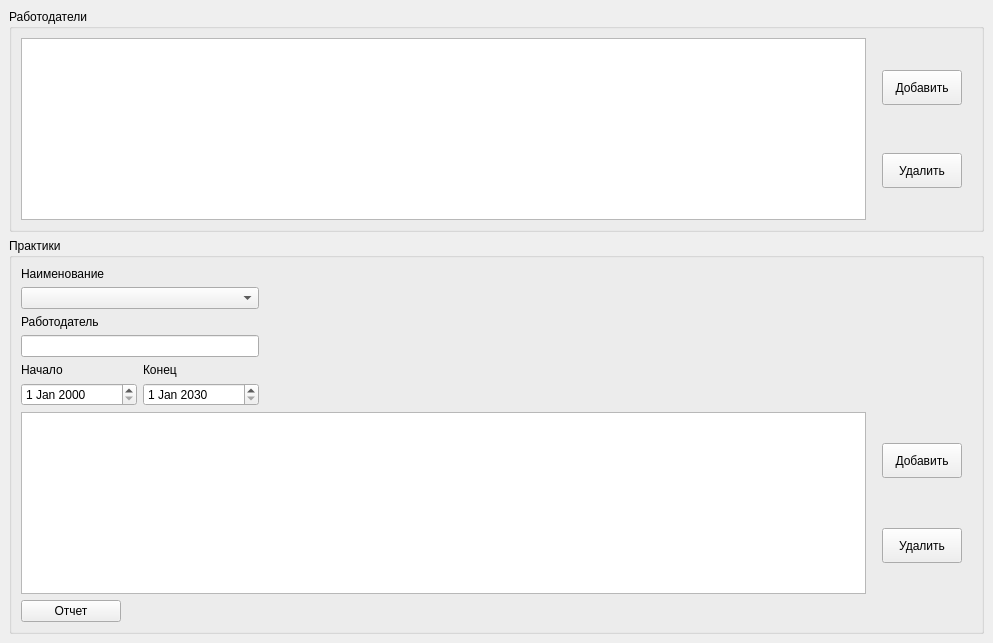
7enSmile/clientVKR, file ui/mainwindow.ui: the form before one commit.
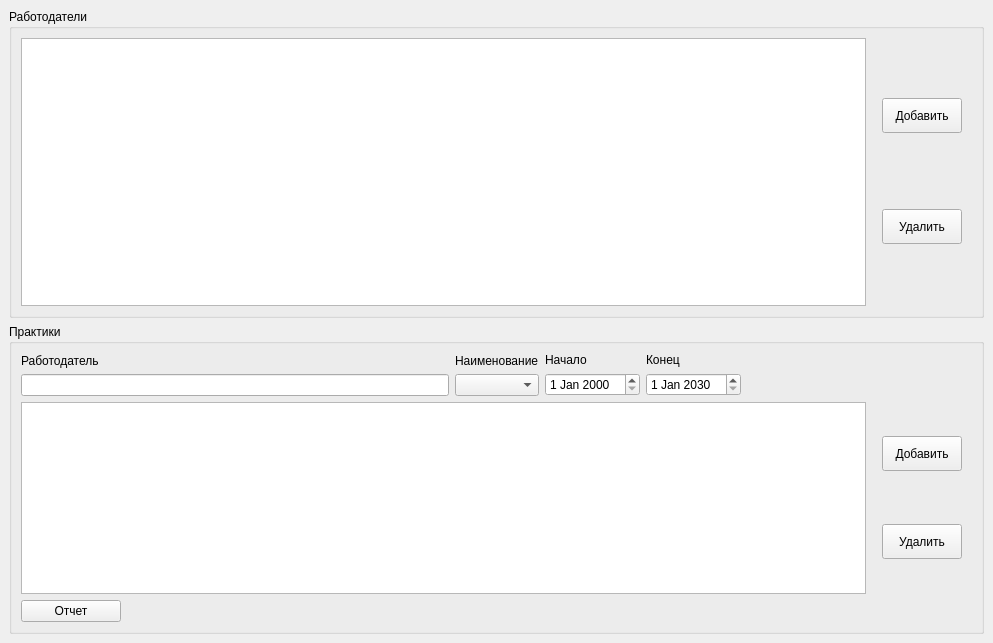
The form after the commit.

Commit message: измен интерфейс

```diff
--- a/ui/mainwindow.ui
+++ b/ui/mainwindow.ui
@@ -156,21 +156,6 @@
        <item>
         <layout class="QHBoxLayout" name="horizontalLayout_6">
          <item>
-          <layout class="QVBoxLayout" name="verticalLayout_8">
-           <item>
-            <widget class="QLabel" name="label_4">
-             <property name="text">
-              <string>Наименование</string>
-             </property>
-            </widget>
-           </item>
-           <item>
-            <widget class="QComboBox" name="comboBoxName"/>
-           </item>
-           <item>
-            <layout class="QVBoxLayout" name="verticalLayout_10"/>
-           </item>
-           <item>
             <layout class="QVBoxLayout" name="verticalLayout_5">
              <item>
               <widget class="QLabel" name="label">
@@ -184,6 +169,20 @@
              </item>
             </layout>
            </item>
+         <item>
+          <layout class="QVBoxLayout" name="verticalLayout_8">
+           <item>
+            <widget class="QLabel" name="label_4">
+             <property name="text">
+              <string>Наименование</string>
+             </property>
+            </widget>
+           </item>
+           <item>
+            <widget class="QComboBox" name="comboBoxName"/>
+           </item>
+          </layout>
+         </item>
            <item>
             <layout class="QHBoxLayout" name="horizontalLayout_5">
              <item>
@@ -222,36 +221,6 @@
                </item>
               </layout>
              </item>
-            </layout>
-           </item>
-          </layout>
-         </item>
-         <item>
-          <spacer name="horizontalSpacer_5">
-           <property name="orientation">
-            <enum>Qt::Horizontal</enum>
-           </property>
-           <property name="sizeHint" stdset="0">
-            <size>
-             <width>40</width>
-             <height>20</height>
-            </size>
-           </property>
-          </spacer>
-         </item>
-         <item>
-          <spacer name="horizontalSpacer_4">
-           <property name="orientation">
-            <enum>Qt::Horizontal</enum>
-           </property>
-           <property name="sizeHint" stdset="0">
-            <size>
-             <width>40</width>
-             <height>20</height>
-            </size>
-           </property>
-          </spacer>
-         </item>
          <item>
           <spacer name="horizontalSpacer_3">
            <property name="orientation">
@@ -267,15 +236,26 @@
          </item>
         </layout>
        </item>
+        </layout>
+       </item>
        <item>
         <layout class="QHBoxLayout" name="horizontalLayout_4">
          <item>
           <layout class="QHBoxLayout" name="horizontalLayout">
            <item>
             <widget class="QTableView" name="tableViewPractice">
+             <property name="autoScroll">
+              <bool>true</bool>
+             </property>
+             <property name="autoScrollMargin">
+              <number>16</number>
+             </property>
              <property name="selectionMode">
               <enum>QAbstractItemView::SingleSelection</enum>
              </property>
+             <property name="sortingEnabled">
+              <bool>false</bool>
+             </property>
              <attribute name="horizontalHeaderVisible">
               <bool>true</bool>
              </attribute>
```
Left out of the diff: 13 changed lines with no effect on the pictures. Lines whose indentation alone changed are shown as unchanged.
